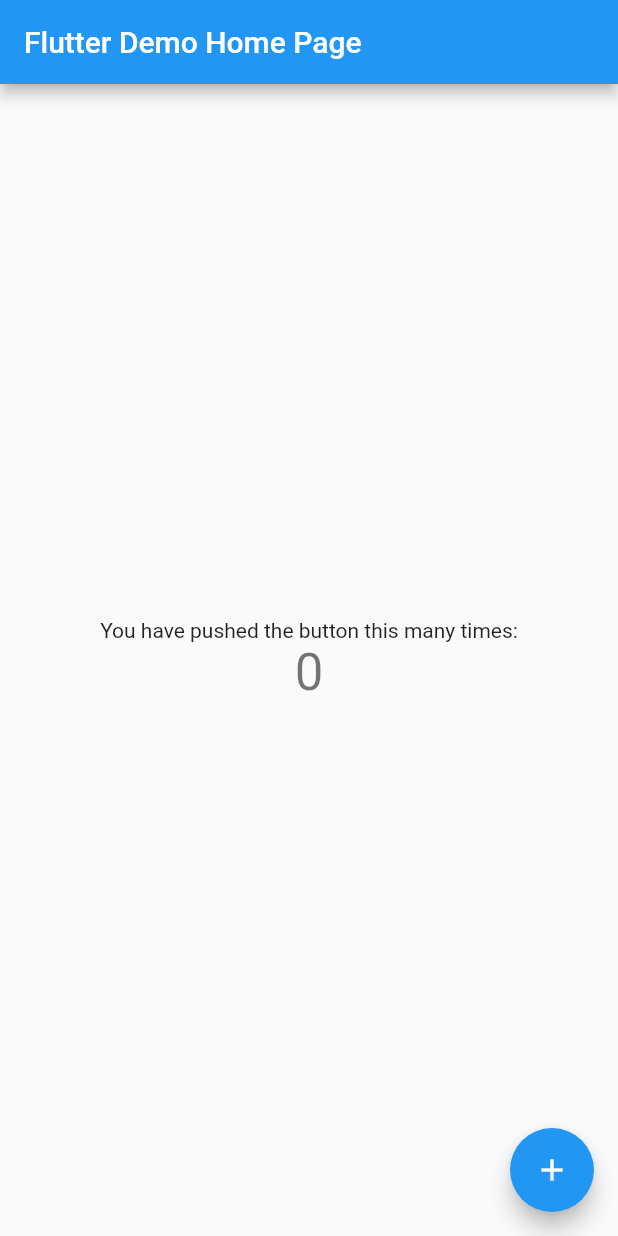
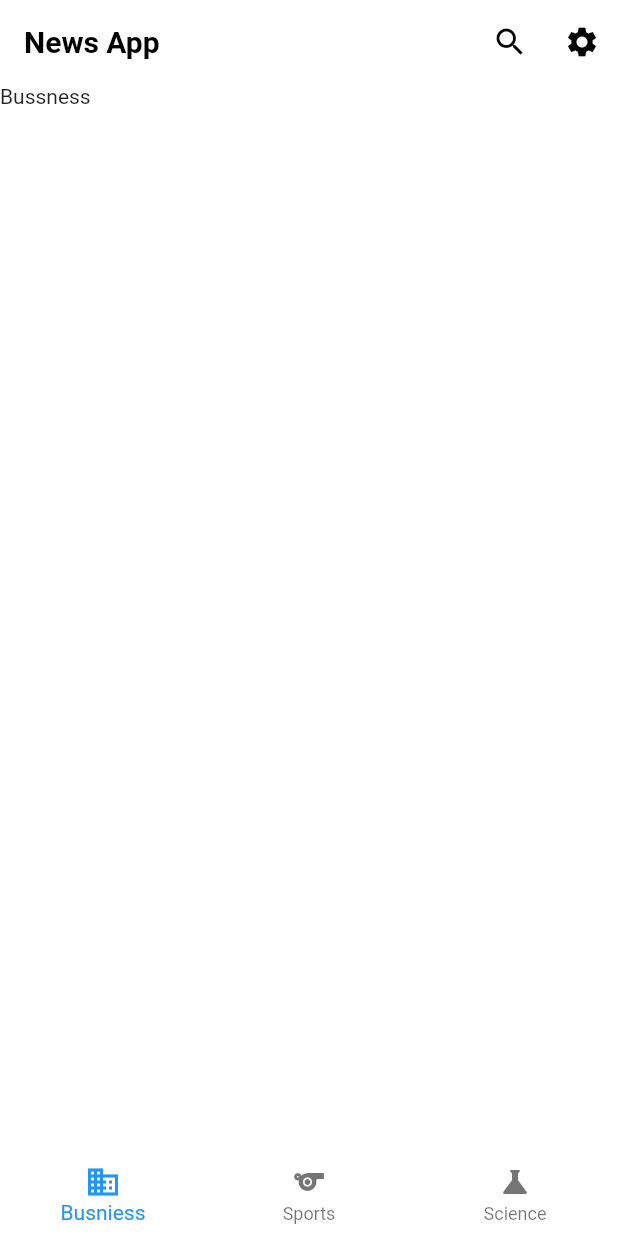
Before and after one commit to MICHAEL-MAURICE/News_app, a Flutter app: the screen it shows after launch, on a phone screen of 412 x 824 dp. Run offline on Flutter 3.47's test engine with Material 2 defaults, Android fonts, the phone set to English and light mode, and no system bars; our stand-ins replace bloc, flutter_bloc.

```diff
--- /dev/null
+++ b/newsapp/lib/layout/Homelayout.dart
@@ -0,0 +1,54 @@
+import 'package:flutter/material.dart';
+import 'package:flutter_bloc/flutter_bloc.dart';
+import 'package:newsapp/shared/Cubit/Cubit.dart';
+import 'package:newsapp/shared/Cubit/States.dart';
+
+
+
+
+
+
+class Home_layout extends StatelessWidget
+{
+
+
+  @override
+  Widget build(BuildContext context) {
+    return BlocProvider(
+      create: (context)=>Appcubit(),
+
+      child: BlocConsumer<Appcubit,AppState>(
+        listener: (context,state){
+
+        },
+        builder: (context,state){
+          Appcubit cubit = Appcubit.get(context);
+          return Scaffold(
+            appBar: AppBar(
+              title: Text("News App"),
+              actions: [
+                IconButton(icon: Icon(Icons.search),onPressed: (){},)
+              ,IconButton(icon: Icon(Icons.settings),onPressed: (){},)
+
+              ],
+
+            ),
+
+            bottomNavigationBar: BottomNavigationBar(
+              items: cubit.items,
+              currentIndex: cubit.currentIndex,
+              onTap: (index)=>cubit.onchangebottomnavbar(index),
+
+            ),
+            body: cubit.screens[cubit.currentIndex],
+          );
+
+        },
+      ),
+    );
+  }
+
+
+
+
+}
--- a/newsapp/lib/main.dart
+++ b/newsapp/lib/main.dart
@@ -1,4 +1,7 @@
 import 'package:flutter/material.dart';
+import 'package:flutter/services.dart';
+
+import 'layout/Homelayout.dart';
 
 void main() {
   runApp(MyApp());
@@ -9,105 +12,32 @@ class MyApp extends StatelessWidget {
   @override
   Widget build(BuildContext context) {
     return MaterialApp(
-      title: 'Flutter Demo',
+
+
+      debugShowCheckedModeBanner: false,
       theme: ThemeData(
-        // This is the theme of your application.
-        //
-        // Try running your application with "flutter run". You'll see the
-        // application has a blue toolbar. Then, without quitting the app, try
-        // changing the primarySwatch below to Colors.green and then invoke
-        // "hot reload" (press "r" in the console where you ran "flutter run",
-        // or simply save your changes to "hot reload" in a Flutter IDE).
-        // Notice that the counter didn't reset back to zero; the application
-        // is not restarted.
-        primarySwatch: Colors.blue,
+        scaffoldBackgroundColor: Colors.white,
+appBarTheme: AppBarTheme(
+  titleTextStyle: TextStyle(fontWeight: FontWeight.bold,fontSize: 20.0,color: Colors.black),
+  centerTitle: false,
+  elevation: 0.0,
+  backwardsCompatibility: false,
+  systemOverlayStyle: SystemUiOverlayStyle(
+    statusBarColor: Colors.white,
+        statusBarIconBrightness: Brightness.dark
+  ),
+  color: Colors.white,
+      iconTheme: IconThemeData(
+        color: Colors.black
+      )
+),
+        bottomNavigationBarTheme: BottomNavigationBarThemeData(
+          type: BottomNavigationBarType.fixed,
+          backgroundColor: Colors.white,
+          elevation: 0.0
+        )
       ),
-      home: MyHomePage(title: 'Flutter Demo Home Page'),
+      home: Home_layout()
     );
   }
 }
-
-class MyHomePage extends StatefulWidget {
-  MyHomePage({Key? key, required this.title}) : super(key: key);
-
-  // This widget is the home page of your application. It is stateful, meaning
-  // that it has a State object (defined below) that contains fields that affect
-  // how it looks.
-
-  // This class is the configuration for the state. It holds the values (in this
-  // case the title) provided by the parent (in this case the App widget) and
-  // used by the build method of the State. Fields in a Widget subclass are
-  // always marked "final".
-
-  final String title;
-
-  @override
-  _MyHomePageState createState() => _MyHomePageState();
-}
-
-class _MyHomePageState extends State<MyHomePage> {
-  int _counter = 0;
-
-  void _incrementCounter() {
-    setState(() {
-      // This call to setState tells the Flutter framework that something has
-      // changed in this State, which causes it to rerun the build method below
-      // so that the display can reflect the updated values. If we changed
-      // _counter without calling setState(), then the build method would not be
-      // called again, and so nothing would appear to happen.
-      _counter++;
-    });
-  }
-
-  @override
-  Widget build(BuildContext context) {
-    // This method is rerun every time setState is called, for instance as done
-    // by the _incrementCounter method above.
-    //
-    // The Flutter framework has been optimized to make rerunning build methods
-    // fast, so that you can just rebuild anything that needs updating rather
-    // than having to individually change instances of widgets.
-    return Scaffold(
-      appBar: AppBar(
-        // Here we take the value from the MyHomePage object that was created by
-        // the App.build method, and use it to set our appbar title.
-        title: Text(widget.title),
-      ),
-      body: Center(
-        // Center is a layout widget. It takes a single child and positions it
-        // in the middle of the parent.
-        child: Column(
-          // Column is also a layout widget. It takes a list of children and
-          // arranges them vertically. By default, it sizes itself to fit its
-          // children horizontally, and tries to be as tall as its parent.
-          //
-          // Invoke "debug painting" (press "p" in the console, choose the
-          // "Toggle Debug Paint" action from the Flutter Inspector in Android
-          // Studio, or the "Toggle Debug Paint" command in Visual Studio Code)
-          // to see the wireframe for each widget.
-          //
-          // Column has various properties to control how it sizes itself and
-          // how it positions its children. Here we use mainAxisAlignment to
-          // center the children vertically; the main axis here is the vertical
-          // axis because Columns are vertical (the cross axis would be
-          // horizontal).
-          mainAxisAlignment: MainAxisAlignment.center,
-          children: <Widget>[
-            Text(
-              'You have pushed the button this many times:',
-            ),
-            Text(
-              '$_counter',
-              style: Theme.of(context).textTheme.headline4,
-            ),
-          ],
-        ),
-      ),
-      floatingActionButton: FloatingActionButton(
-        onPressed: _incrementCounter,
-        tooltip: 'Increment',
-        child: Icon(Icons.add),
-      ), // This trailing comma makes auto-formatting nicer for build methods.
-    );
-  }
-}
--- /dev/null
+++ b/newsapp/lib/modules/Busness/Busness.dart
@@ -0,0 +1,24 @@
+
+import 'package:flutter/material.dart';
+import 'package:flutter_bloc/flutter_bloc.dart';
+import 'package:newsapp/shared/Cubit/Cubit.dart';
+import 'package:newsapp/shared/Cubit/States.dart';
+
+class Busniess extends StatefulWidget {
+  @override
+  _BusniessState createState() => _BusniessState();
+}
+
+class _BusniessState extends State<Busniess> {
+  @override
+  Widget build(BuildContext context) {
+    return BlocConsumer<Appcubit,AppState>(builder: (context,state){
+
+      return  Container(child: Text("Bussness"),);
+    }, listener: (context,state){});
+
+
+
+
+  }
+}
--- /dev/null
+++ b/newsapp/lib/modules/Science/Science.dart
@@ -0,0 +1,24 @@
+
+import 'package:flutter/material.dart';
+import 'package:flutter_bloc/flutter_bloc.dart';
+import 'package:newsapp/shared/Cubit/Cubit.dart';
+import 'package:newsapp/shared/Cubit/States.dart';
+
+class Science extends StatefulWidget {
+  @override
+  _ScienceState createState() => _ScienceState();
+}
+
+class _ScienceState extends State<Science> {
+  @override
+  Widget build(BuildContext context) {
+    return BlocConsumer<Appcubit,AppState>(builder: (context,state){
+
+      return Container(child: Text("Science"),);
+    }, listener: (context,state){});
+
+
+
+
+  }
+}
--- /dev/null
+++ b/newsapp/lib/modules/Sports/Sports.dart
@@ -0,0 +1,24 @@
+
+import 'package:flutter/material.dart';
+import 'package:flutter_bloc/flutter_bloc.dart';
+import 'package:newsapp/shared/Cubit/Cubit.dart';
+import 'package:newsapp/shared/Cubit/States.dart';
+
+class Sports extends StatefulWidget {
+  @override
+  _SportsState createState() => _SportsState();
+}
+
+class _SportsState extends State<Sports> {
+  @override
+  Widget build(BuildContext context) {
+    return BlocConsumer<Appcubit,AppState>(builder: (context,state){
+
+      return  Container(child: Text("Sports",style: TextStyle(color: Colors.black,fontSize: 50.0),),);
+    }, listener: (context,state){});
+
+
+
+
+  }
+}
--- /dev/null
+++ b/newsapp/lib/shared/Cubit/Cubit.dart
@@ -0,0 +1,35 @@
+
+
+
+
+import 'package:bloc/bloc.dart';
+import 'package:flutter/material.dart';
+import 'package:flutter_bloc/flutter_bloc.dart';
+import 'package:newsapp/modules/Busness/Busness.dart';
+import 'package:newsapp/modules/Science/Science.dart';
+import 'package:newsapp/modules/Sports/Sports.dart';
+import 'package:newsapp/shared/Cubit/States.dart';
+
+
+class Appcubit extends Cubit<AppState>{
+  Appcubit() : super(Intialstate());
+
+  static Appcubit get(context)=>BlocProvider.of(context);
+int currentIndex=0;
+
+List<Widget>screens=[Busniess(),Sports(),Science()];
+
+List<BottomNavigationBarItem>items=[
+  BottomNavigationBarItem(icon: Icon(Icons.business),title: Text("Busniess")),
+  BottomNavigationBarItem(icon: Icon(Icons.sports),title: Text("Sports")),
+  BottomNavigationBarItem(icon: Icon(Icons.science),title: Text("Science")),
+
+];
+
+
+void onchangebottomnavbar(int index){
+  currentIndex=index;
+  emit(AppbottomNavbar());
+}
+
+}
--- /dev/null
+++ b/newsapp/lib/shared/Cubit/States.dart
@@ -0,0 +1,3 @@
+ abstract class AppState{}
+ class Intialstate extends AppState{}
+ class AppbottomNavbar extends AppState{}
--- a/newsapp/pubspec.yaml
+++ b/newsapp/pubspec.yaml
@@ -32,6 +32,9 @@ dependencies:
 dev_dependencies:
   flutter_test:
     sdk: flutter
+  flutter_bloc: ^7.1.0
+  bloc: ^7.1.0
+
 
 # For information on the generic Dart part of this file, see the
 # following page: https://dart.dev/tools/pub/pubspec
```
Also changed, not shown: newsapp/lib/modules/Settings/Settings.dart (added, +24 -0 lines), newsapp/lib/shared/components/component/Components.dart (added, +104 -0 lines), newsapp/lib/shared/components/constants/constants.dart (added), newsapp/pubspec.lock.
